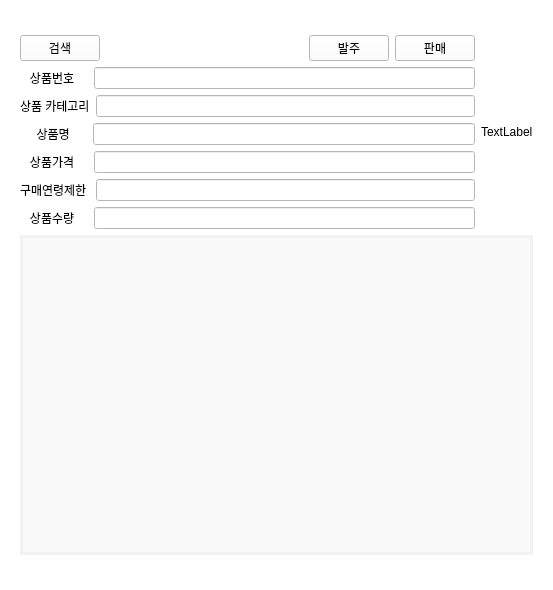
First picture: the form in mini_pro1/teamprod.ui, repository park0609/mini_project, before the edit.
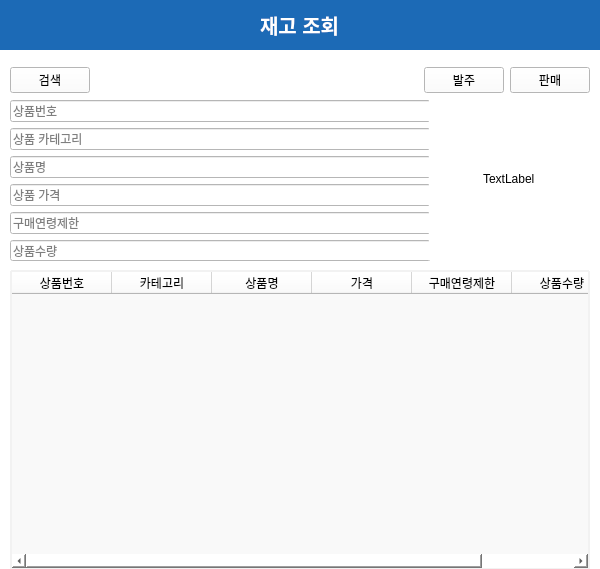
Second picture: the form after the edit.

The edit to the form file:
```diff
--- a/mini_pro1/teamprod.ui
+++ b/mini_pro1/teamprod.ui
@@ -6,8 +6,8 @@
    <rect>
     <x>0</x>
     <y>0</y>
-    <width>553</width>
-    <height>590</height>
+    <width>600</width>
+    <height>569</height>
    </rect>
   </property>
   <property name="windowTitle">
@@ -16,27 +16,71 @@
   <property name="styleSheet">
    <string notr="true">background-color: #ffffff;</string>
   </property>
-  <layout class="QGridLayout" name="gridLayout">
-   <item row="0" column="0">
-    <widget class="QWidget" name="widget" native="true">
-     <layout class="QGridLayout" name="gridLayout_2">
-      <item row="1" column="0">
-       <layout class="QVBoxLayout" name="verticalLayout">
+  <widget class="QFrame" name="topBar">
+   <property name="geometry">
+    <rect>
+     <x>0</x>
+     <y>0</y>
+     <width>600</width>
+     <height>50</height>
+    </rect>
+   </property>
+   <property name="styleSheet">
+    <string notr="true">background-color: #1c6ab6; color: white;</string>
+   </property>
+   <layout class="QHBoxLayout" name="topBarLayout">
         <item>
-         <layout class="QHBoxLayout" name="horizontalLayout_3">
+     <spacer name="horizontalSpacer_2">
+      <property name="orientation">
+       <enum>Qt::Horizontal</enum>
+      </property>
+      <property name="sizeHint" stdset="0">
+       <size>
+        <width>40</width>
+        <height>20</height>
+       </size>
+      </property>
+     </spacer>
+    </item>
           <item>
-           <layout class="QHBoxLayout" name="horizontalLayout_4">
+     <widget class="QLabel" name="title_2">
+      <property name="styleSheet">
+       <string>color: white; font-size: 20px; font-weight: bold;</string>
+      </property>
+      <property name="text">
+       <string>재고 조회</string>
+      </property>
+     </widget>
+    </item>
             <item>
-             <layout class="QVBoxLayout" name="verticalLayout_3">
-              <item>
-               <layout class="QHBoxLayout" name="horizontalLayout_6">
+     <spacer name="horizontalSpacer_3">
+      <property name="orientation">
+       <enum>Qt::Horizontal</enum>
+      </property>
+      <property name="sizeHint" stdset="0">
+       <size>
+        <width>40</width>
+        <height>20</height>
+       </size>
+      </property>
+     </spacer>
+    </item>
+   </layout>
+  </widget>
+  <widget class="QWidget" name="buttonWidget">
+   <property name="geometry">
+    <rect>
+     <x>10</x>
+     <y>60</y>
+     <width>580</width>
+     <height>40</height>
+    </rect>
+   </property>
+   <layout class="QHBoxLayout" name="buttonLayout">
                 <item>
                  <widget class="QPushButton" name="btn_search">
-                  <property name="sizePolicy">
-                   <sizepolicy hsizetype="Fixed" vsizetype="Fixed">
-                    <horstretch>0</horstretch>
-                    <verstretch>0</verstretch>
-                   </sizepolicy>
+      <property name="styleSheet">
+       <string notr="true"/>
                   </property>
                   <property name="text">
                    <string>검색</string>
@@ -44,8 +88,6 @@
                  </widget>
                 </item>
                 <item>
-                 <layout class="QHBoxLayout" name="horizontalLayout_9">
-                  <item>
                    <spacer name="horizontalSpacer">
                     <property name="orientation">
                      <enum>Qt::Horizontal</enum>
@@ -58,18 +100,8 @@
                     </property>
                    </spacer>
                   </item>
-                 </layout>
-                </item>
-                <item>
-                 <layout class="QHBoxLayout" name="horizontalLayout_10">
                   <item>
                    <widget class="QPushButton" name="pushButton_2">
-                    <property name="sizePolicy">
-                     <sizepolicy hsizetype="Fixed" vsizetype="Fixed">
-                      <horstretch>0</horstretch>
-                      <verstretch>0</verstretch>
-                     </sizepolicy>
-                    </property>
                     <property name="text">
                      <string>발주</string>
                     </property>
@@ -77,135 +109,134 @@
                   </item>
                   <item>
                    <widget class="QPushButton" name="pushButton_3">
-                    <property name="sizePolicy">
-                     <sizepolicy hsizetype="Fixed" vsizetype="Fixed">
-                      <horstretch>0</horstretch>
-                      <verstretch>1</verstretch>
-                     </sizepolicy>
-                    </property>
                     <property name="text">
                      <string>판매</string>
                     </property>
                    </widget>
                   </item>
                  </layout>
-                </item>
-               </layout>
-              </item>
-              <item>
-               <layout class="QHBoxLayout" name="horizontalLayout_7">
-                <item>
-                 <widget class="QLabel" name="label_prod_number">
+  </widget>
+  <widget class="QTableWidget" name="teamprod">
+   <property name="geometry">
+    <rect>
+     <x>10</x>
+     <y>270</y>
+     <width>580</width>
+     <height>300</height>
+    </rect>
+   </property>
+   <property name="styleSheet">
+    <string notr="true">QTableWidget {
+    border: 2px solid #f2f2f2; 
+    border-radius: 1px;
+    background-color: #f9f9f9; 
+    box-shadow: 7px 7px 12px rgba(0, 0, 0, 0.3); /* 그림자 효과 */ 
+}</string>
+   </property>
+   <property name="columnCount">
+    <number>6</number>
+   </property>
+   <column>
                   <property name="text">
-                   <string>   상품번호    </string>
-                  </property>
-                 </widget>
-                </item>
+     <string>상품번호</string>
+    </property>
+   </column>
+   <column>
+    <property name="text">
+     <string>카테고리</string>
+    </property>
+   </column>
+   <column>
+    <property name="text">
+     <string>상품명</string>
+    </property>
+   </column>
+   <column>
+    <property name="text">
+     <string>가격</string>
+    </property>
+   </column>
+   <column>
+    <property name="text">
+     <string>구매연령제한</string>
+    </property>
+   </column>
+   <column>
+    <property name="text">
+     <string>상품수량</string>
+    </property>
+   </column>
+  </widget>
+  <widget class="QWidget" name="horizontalLayoutWidget">
+   <property name="geometry">
+    <rect>
+     <x>10</x>
+     <y>100</y>
+     <width>421</width>
+     <height>161</height>
+    </rect>
+   </property>
+   <layout class="QHBoxLayout" name="horizontalLayout">
+    <item>
+     <layout class="QVBoxLayout" name="inputLayout">
                 <item>
                  <widget class="QLineEdit" name="prod_number">
-                  <property name="inputMask">
-                   <string/>
-                  </property>
-                  <property name="text">
-                   <string/>
-                  </property>
-                 </widget>
-                </item>
-               </layout>
-              </item>
-              <item>
-               <layout class="QHBoxLayout" name="horizontalLayout_8">
-                <item>
-                 <widget class="QLabel" name="label_prod_category">
-                  <property name="text">
-                   <string>상품 카테고리</string>
+        <property name="placeholderText">
+         <string>상품번호</string>
                   </property>
                  </widget>
                 </item>
                 <item>
                  <widget class="QLineEdit" name="prod_category">
-                  <property name="inputMask">
-                   <string/>
-                  </property>
-                  <property name="text">
-                   <string/>
-                  </property>
-                 </widget>
-                </item>
-               </layout>
-              </item>
+        <property name="placeholderText">
+         <string>상품 카테고리</string>
+        </property>
+       </widget>
+      </item>
               <item>
-               <layout class="QHBoxLayout" name="horizontalLayout_11">
-                <item>
-                 <widget class="QLabel" name="label_prod_name">
-                  <property name="text">
-                   <string>     상품명     </string>
+       <widget class="QLineEdit" name="prod_name">
+        <property name="placeholderText">
+         <string>상품명</string>
                   </property>
                  </widget>
                 </item>
                 <item>
-                 <widget class="QLineEdit" name="prod_name"/>
-                </item>
-               </layout>
-              </item>
-              <item>
-               <layout class="QHBoxLayout" name="horizontalLayout_12">
-                <item>
-                 <widget class="QLabel" name="label_prod_price">
-                  <property name="text">
-                   <string>   상품가격    </string>
+       <widget class="QLineEdit" name="prod_price">
+        <property name="placeholderText">
+         <string>상품 가격</string>
                   </property>
                  </widget>
                 </item>
                 <item>
-                 <widget class="QLineEdit" name="prod_price"/>
-                </item>
-               </layout>
-              </item>
-              <item>
-               <layout class="QHBoxLayout" name="horizontalLayout_13">
-                <item>
-                 <widget class="QLabel" name="label_prod_adult">
-                  <property name="text">
+       <widget class="QLineEdit" name="prod_adult">
+        <property name="placeholderText">
                    <string>구매연령제한 </string>
                   </property>
                  </widget>
                 </item>
                 <item>
-                 <widget class="QLineEdit" name="prod_adult"/>
-                </item>
-               </layout>
-              </item>
-              <item>
-               <layout class="QHBoxLayout" name="horizontalLayout_14">
-                <item>
-                 <widget class="QLabel" name="label_prod_amount">
-                  <property name="text">
-                   <string>   상품수량    </string>
-                  </property>
-                 </widget>
-                </item>
-                <item>
                  <widget class="QLineEdit" name="prod_amount">
-                  <property name="inputMask">
-                   <string/>
-                  </property>
-                  <property name="text">
-                   <string/>
-                  </property>
+        <property name="placeholderText">
+         <string>상품수량    </string>
+        </property>
                  </widget>
                 </item>
                </layout>
               </item>
              </layout>
-            </item>
-           </layout>
-          </item>
+  </widget>
+  <widget class="QWidget" name="horizontalLayoutWidget_2">
+   <property name="geometry">
+    <rect>
+     <x>429</x>
+     <y>99</y>
+     <width>161</width>
+     <height>161</height>
+    </rect>
+   </property>
+   <layout class="QHBoxLayout" name="horizontalLayout_2">
           <item>
            <widget class="QLabel" name="label">
-            <property name="enabled">
-             <bool>true</bool>
-            </property>
             <property name="sizePolicy">
              <sizepolicy hsizetype="Fixed" vsizetype="Fixed">
               <horstretch>200</horstretch>
@@ -217,38 +248,8 @@
             </property>
            </widget>
           </item>
-          <item>
-           <layout class="QHBoxLayout" name="horizontalLayout_5"/>
-          </item>
-         </layout>
-        </item>
-        <item>
-         <widget class="QTableWidget" name="teamprod">
-          <property name="maximumSize">
-           <size>
-            <width>16777215</width>
-            <height>320</height>
-           </size>
-          </property>
-          <property name="styleSheet">
-           <string notr="true">QTableWidget {
-    border: 3px solid #f2f2f2; 
-    border-radius: 1px;
-    background-color: #f9f9f9; 
-    box-shadow: 7px 7px 12px rgba(0, 0, 0, 0.3); /* 그림자 효과 */ 
-}</string>
-          </property>
-         </widget>
-        </item>
-       </layout>
-      </item>
-      <item row="0" column="0">
-       <layout class="QVBoxLayout" name="verticalLayout_2"/>
-      </item>
-     </layout>
-    </widget>
-   </item>
-  </layout>
+   </layout>
+  </widget>
  </widget>
  <resources/>
  <connections>
```
Left out of the diff: 18 changed lines with no effect on the pictures. Lines whose indentation alone changed are shown as unchanged.
